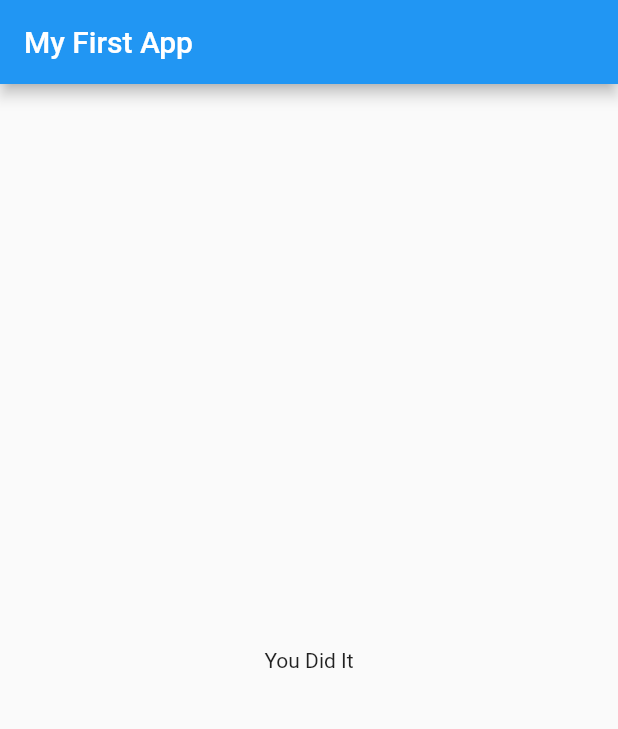
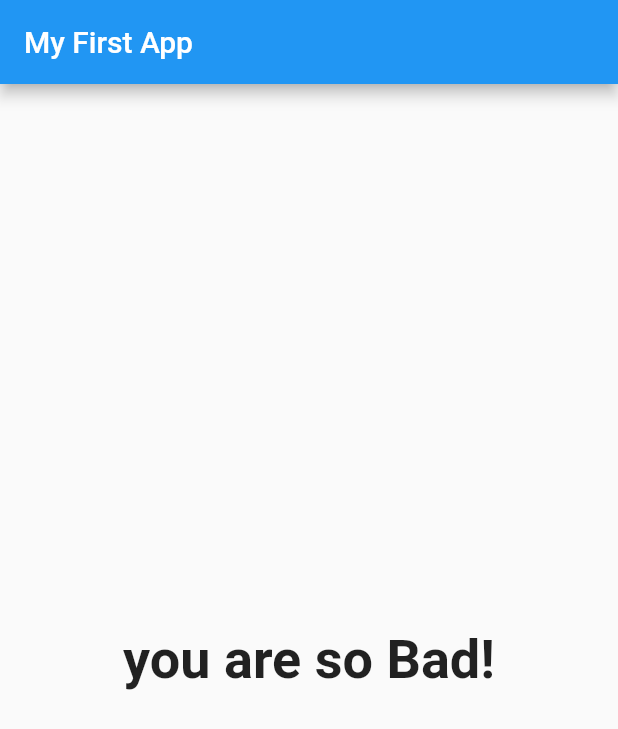
Before and after one commit to Samehmarzok/flutter_complete_guide, a Flutter app: the screen it shows after launch, after a tap on "Black", after a tap on "Snake", after a tap on "Hanz", on a phone screen of 412 x 824 dp. Shown: the top 729 px of the screen. Run offline on Flutter 3.47's test engine with Material 2 defaults, Android fonts, the phone set to English and light mode, and no system bars.

```diff
--- a/lib/main.dart
+++ b/lib/main.dart
@@ -23,21 +23,41 @@ class _MyAppState extends State<MyApp> {
     //Create a Map
     {
       'QuestionText': 'What\'s your favorit color?',
-      'Answers': ['Black', 'Red', 'Green'],
+      'Answers': [
+        {'text': 'Black', 'score': 10},
+        {'text': 'Red', 'score': 5},
+        {'text': 'Green', 'score': 3},
+        {'text': 'White', 'score': 1},
+      ],
     },
     {
       'QuestionText': 'What\'s your favorit Animal?',
-      'Answers': ['Rabbit', 'Snake', 'Elephant', 'Lion'],
+      'Answers': [
+        {'text': 'Rabbit', 'score': 3},
+        {'text': 'Snake', 'score': 11},
+        {'text': 'Elephant', 'score': 5},
+        {'text': 'Lion', 'score': 9},
+      ],
     },
     {
       'QuestionText': 'Who\'s your favorit Instructor?',
-      'Answers': ['Max', 'Stef', 'Hanz', 'Sameh'],
+      'Answers': [
+        {'text': 'Max', 'score': 3},
+        {'text': 'Stef', 'score': 5},
+        {'text': 'Hanz', 'score': 7},
+        {'text': 'Sameh', 'score': 1},
+      ],
     },
   ];
 
   var _questionIndex = 0;
 
-  void _answerQuestions() {
+  var _totalScore = 0;
+
+  void _answerQuestions(int score) {
+
+    _totalScore += score;
+
     setState(() {
       _questionIndex = _questionIndex + 1;
     });
@@ -63,7 +83,7 @@ class _MyAppState extends State<MyApp> {
               questions: _questions,
               questionIndex: _questionIndex,
             )
-          : Result(),
+          : Result(_totalScore),
     ));
   }
 }
--- a/lib/quiz.dart
+++ b/lib/quiz.dart
@@ -22,8 +22,9 @@ class Quiz extends StatelessWidget {
           questions[questionIndex]['QuestionText'],
         ),
         // Dynamic BTN According to Map
-        ...(questions[questionIndex]['Answers'] as List<String>).map((answer) {
-          return Answer(answerQuestion, answer);
+        ...(questions[questionIndex]['Answers'] as List<Map<String,Object>>).map((answer) {
+          //return Answer(answerQuestion, answer['text']);
+          return Answer(() => answerQuestion(answer['score']), answer['text']);
         }).toList()
       ],
     );
--- a/lib/result.dart
+++ b/lib/result.dart
@@ -1,10 +1,32 @@
 import 'package:flutter/material.dart';
 
 class Result extends StatelessWidget {
+  final int resultscore;
+
+  Result(this.resultscore);
+
+  String get resultPhrase {
+    String resultText;
+    if (resultscore <= 8) {
+      resultText = 'You are awesome and innocent';
+    } else if (resultscore <= 12) {
+      resultText = 'Pretty Likeable!';
+    } else if (resultscore <= 16) {
+      resultText = 'you are ......Strange?!';
+    } else {
+      resultText = 'you are so Bad!';
+    }
+    return resultText;
+  }
+
   @override
   Widget build(BuildContext context) {
     return Center(
-      child: Text('You Did It'),
+      child: Text(
+        resultPhrase,
+        style: TextStyle(fontSize: 36, fontWeight: FontWeight.bold),
+        textAlign: TextAlign.center,
+      ),
     );
   }
 }
```
